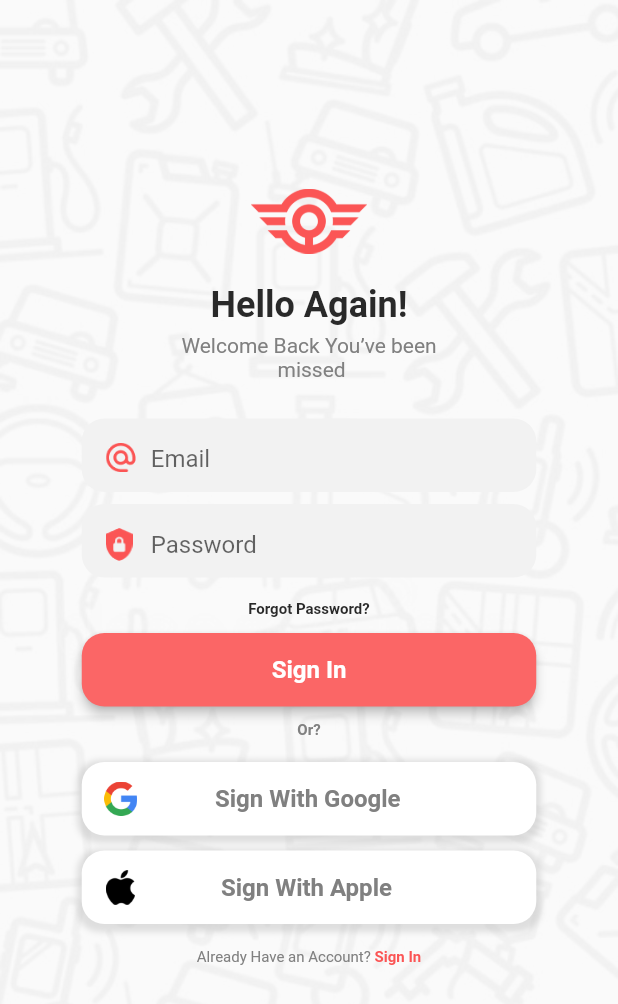
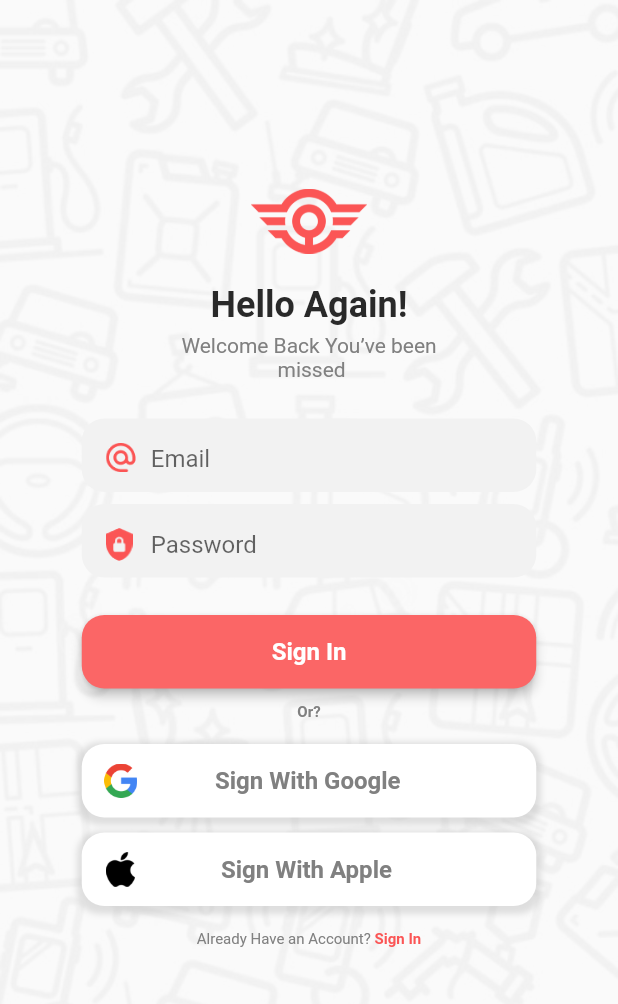
Before and after one commit to Fumaru02/Autoberes02, a Flutter app: the LoginView3 screen opened directly, on a phone screen of 412 x 824 dp. Shown: the top 1004 px of the screen. Run offline on Flutter 3.47's test engine with Material 2 defaults, Android fonts, the phone set to English and light mode, and no system bars; our stand-ins replace cloud_firestore, firebase_auth, firebase_core, flutter_spinkit, get, google_fonts; accounts and stored records are empty.

```diff
--- a/lib/app/modules/login/views/login_view3.dart
+++ b/lib/app/modules/login/views/login_view3.dart
@@ -14,6 +14,7 @@ class LoginView3 extends GetView<LoginController> {
     var passwordController = TextEditingController();
 
     final _formKey = GlobalKey<FormState>();
+
     return Scaffold(
       resizeToAvoidBottomInset: false,
       body: Stack(children: [
@@ -133,22 +134,6 @@ class LoginView3 extends GetView<LoginController> {
             ]),
             SizedBox(
               height: 10,
-            ),
-            InkWell(
-              onTap: () {
-                Navigator.push(
-                    context,
-                    MaterialPageRoute(
-                      builder: (context) => ForgotPassword(),
-                    ));
-              },
-              child: Text(
-                "Forgot Password?",
-                style: TextStyle(
-                    color: Color(0xff292929),
-                    fontSize: 10,
-                    fontWeight: FontWeight.bold),
-              ),
             ),
             SizedBox(
               height: 10,
```
Also changed, not shown: lib/app/modules/login/forgotpassword/forgot_byemail/byemail.dart (+27 -9 lines), lib/auth_controller.dart (+23 -0 lines), 5 other files.
